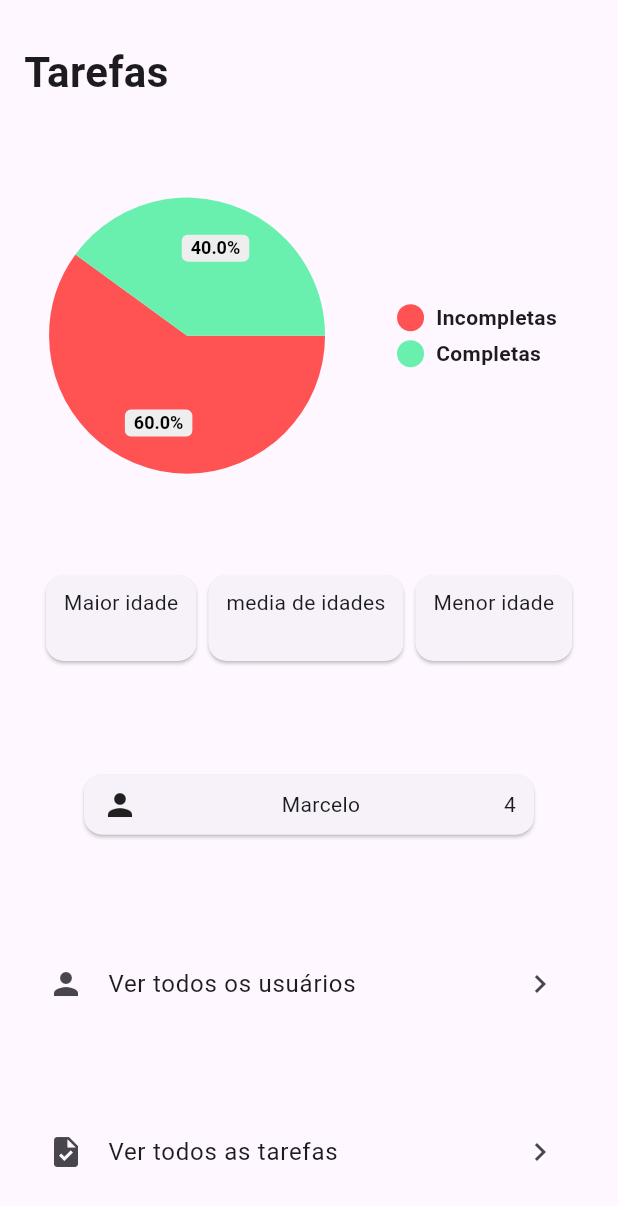
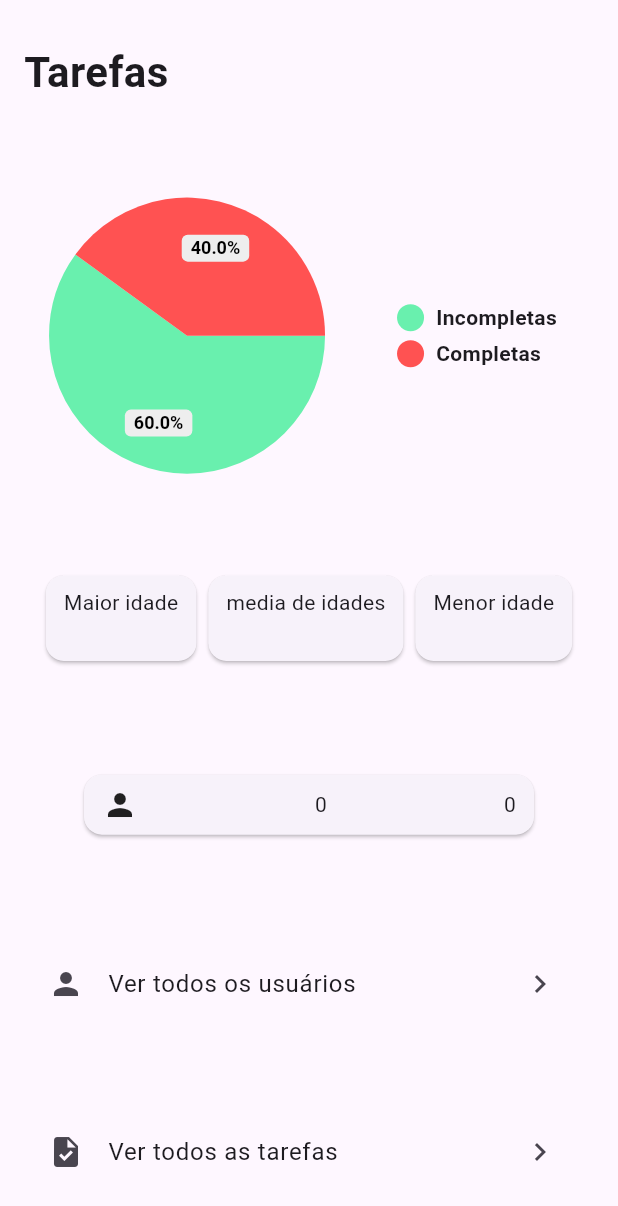
Before and after one commit to juanfernandez13/trabalho_BD, a Flutter app: the screen it shows after launch, on a phone screen of 412 x 824 dp. Shown: the top 1206 px of the screen. Run offline on Flutter 3.47's test engine with Material 3 defaults, Android fonts, the phone set to English and light mode, and no system bars; drawn by our look-alikes of pie_chart; our stand-ins replace sqflite; accounts and stored records are empty.

Commit message:
feat editar tasks e plot no grafico

```diff
--- a/lib/pages/dashboard_page.dart
+++ b/lib/pages/dashboard_page.dart
@@ -1,3 +1,4 @@
+import 'package:app_users/pages/tasks_page.dart';
 import 'package:app_users/pages/users_page.dart';
 import 'package:app_users/repositories/impl/sqlite_user_repository.dart';
 import 'package:app_users/repositories/user_repository.dart';
@@ -21,6 +22,7 @@ class _DashBoardPageState extends State<DashBoardPage> {
     'Incompletas': 0.6,
     'Completas': 0.4
   };
+  List<Map<String, int>> lengthUserTasksList = [];
 
   @override
   void initState() {
@@ -32,6 +34,8 @@ class _DashBoardPageState extends State<DashBoardPage> {
     max = await repository.getOlderUser();
     avg = await repository.getAvgAgeUser();
     min = await repository.getNewestUser();
+    lengthUserTasksList = await repository.getLengthUserTasks();
+    data = await repository.getCountTasksCompletedAndIncompleted();
     setState(() {});
   }
 
@@ -59,7 +63,7 @@ class _DashBoardPageState extends State<DashBoardPage> {
                 chartValuesOptions: const ChartValuesOptions(
                   showChartValuesInPercentage: true,
                 ),
-                colorList: const [Colors.redAccent, Colors.greenAccent],
+                colorList: const [Colors.greenAccent,Colors.redAccent],
               ),
             ),
             Row(
@@ -67,52 +71,58 @@ class _DashBoardPageState extends State<DashBoardPage> {
               children: [
                 Card(
                   child: Padding(
-                    padding: EdgeInsets.symmetric(vertical: 8, horizontal: 12),
+                    padding:
+                        const EdgeInsets.symmetric(vertical: 8, horizontal: 12),
                     child: Column(
                       children: [
-                        Text("Maior idade"),
-                        Text("$max"),
+                        const Text("Maior idade"),
+                        Text(max),
                       ],
                     ),
                   ),
                 ),
                 Card(
                   child: Padding(
-                    padding: EdgeInsets.symmetric(vertical: 8, horizontal: 12),
+                    padding:
+                        const EdgeInsets.symmetric(vertical: 8, horizontal: 12),
                     child: Column(
                       children: [
-                        Text("media de idades"),
-                        Text("${avg}"),
+                        const Text("media de idades"),
+                        Text(avg),
                       ],
                     ),
                   ),
                 ),
                 Card(
                   child: Padding(
-                    padding: EdgeInsets.symmetric(vertical: 8, horizontal: 12),
+                    padding:
+                        const EdgeInsets.symmetric(vertical: 8, horizontal: 12),
                     child: Column(
                       children: [
-                        Text("Menor idade"),
-                        Text("$min"),
+                        const Text("Menor idade"),
+                        Text(min),
                       ],
                     ),
                   ),
                 ),
               ],
             ),
-            const Center(
+            Center(
               child: Card(
-                margin: EdgeInsets.all(16),
+                margin: const EdgeInsets.all(16),
                 child: SizedBox(
                   width: 300,
                   child: Padding(
-                    padding: EdgeInsets.symmetric(vertical: 8, horizontal: 12),
+                    padding:
+                        const EdgeInsets.symmetric(vertical: 8, horizontal: 12),
                     child: Row(
                       mainAxisAlignment: MainAxisAlignment.spaceBetween,
                       children: [
-                        Icon(Icons.person),
-                        Text("Marcelo"),
-                        Text("4")
+                        const Icon(Icons.person),
+                        Text(
+                            "${lengthUserTasksList.isEmpty ? 0 : lengthUserTasksList[0].keys.single}"),
+                        Text(
+                            "${lengthUserTasksList.isEmpty ? 0 : lengthUserTasksList[0].values.single}")
                       ],
                     ),
                   ),
@@ -127,10 +137,11 @@ class _DashBoardPageState extends State<DashBoardPage> {
                   MaterialPageRoute(builder: (_) => const UsersPage())),
             ),
             ListTile(
-              leading: Icon(Icons.task),
-              title: Text("Ver todos as tarefas"),
-              trailing: Icon(Icons.keyboard_arrow_right),
-              onTap: () {},
+              leading: const Icon(Icons.task),
+              title: const Text("Ver todos as tarefas"),
+              trailing: const Icon(Icons.keyboard_arrow_right),
+              onTap: () => Navigator.push(context,
+                  MaterialPageRoute(builder: (_) => const TasksPage())),
             ),
           ],
         ),
--- a/lib/repositories/user_repository.dart
+++ b/lib/repositories/user_repository.dart
@@ -10,8 +10,10 @@ abstract class SqliteRepository {
   Future<void> updateTask(TaskModel task);
   Future<void> deleteTask(TaskModel task);
   Future<List<UserModel>> getUsers();
+  Future<Map<String, double>> getCountTasksCompletedAndIncompleted();
+  Future<UserModel> getUserById(String id);
   Future<List<TaskModel>> getTasks();
-  Future<List<TaskModel>> getLengthUserTasks();
+  Future<List<Map<String, int>>> getLengthUserTasks();
   Future<List<TaskModel>> getUsersWithTask();
   Future<List<TaskModel>> getUserTasks(String id);
   Future<String> getOlderUser();
```
Also changed, not shown: lib/pages/data_task_user_page.dart (added, +38 -0 lines), lib/pages/tasks_page.dart (added, +58 -0 lines), lib/pages/user_tasks_page.dart (+34 -5 lines), lib/pages/users_page.dart (+4 -3 lines), lib/repositories/impl/sqlite_user_repository.dart (+52 -11 lines).
